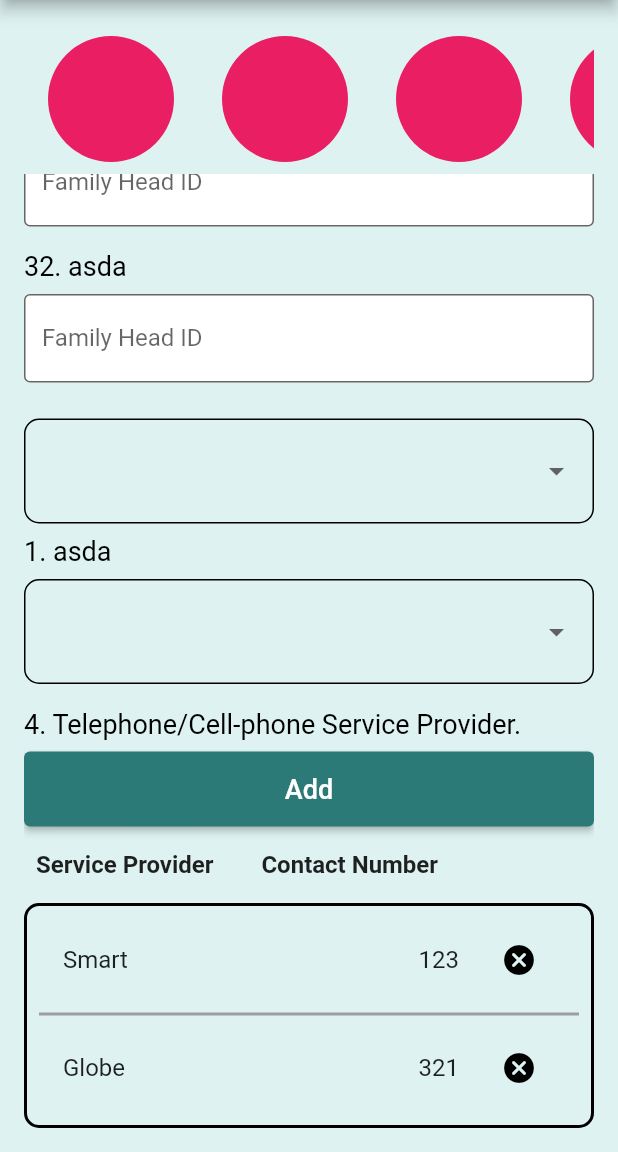
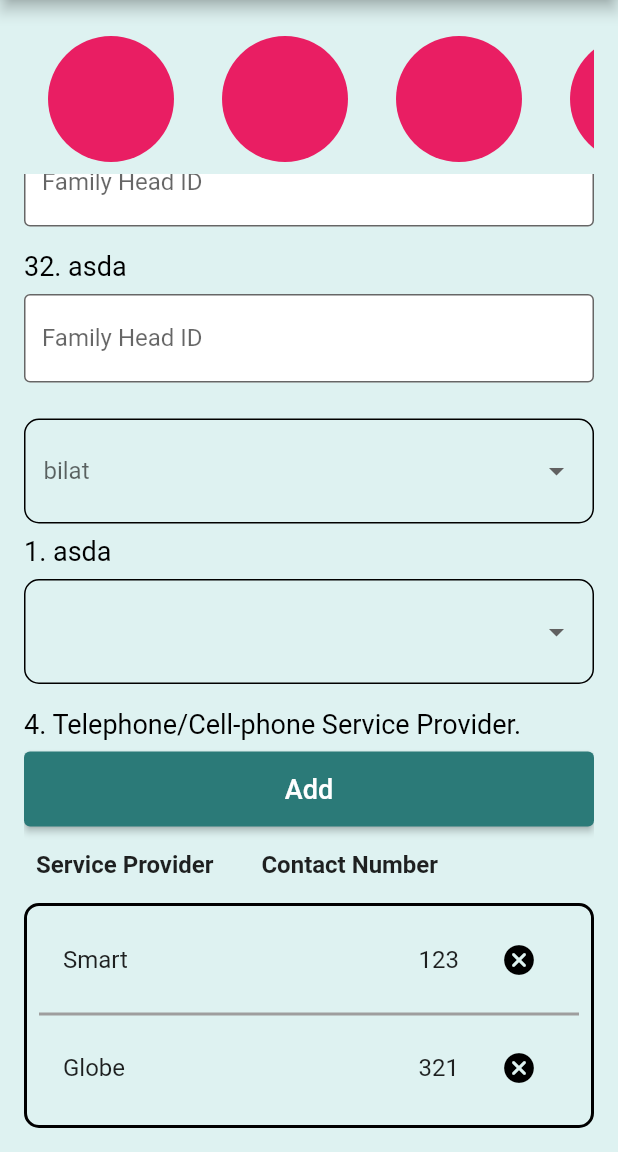
Before and after one commit to marklouis123/bmis_final, a Flutter app: the screen it shows after launch, scrolled down 50 dp, on a phone screen of 412 x 824 dp, the part 84-1236 px from its top. Run offline on Flutter 3.47's test engine with Material 2 defaults, Android fonts, the phone set to English and light mode, and no system bars.

Commit message:
testing hintText in a dropdownbutton

```diff
--- a/lib/screens/testing_screen.dart
+++ b/lib/screens/testing_screen.dart
@@ -79,10 +79,12 @@ class _TestingScreenState extends State<TestingScreen> {
                     ),
                     const FieldWidget(
                       question: '',
+                      hintText: 'bilat',
                       options: ['1', '2'],
                     ),
                     const FieldWidget(
                       question: '1. asda',
+                      hintText: '',
                       options: ['1', '2'],
                     ),
                     AddContactNumberWidget(
--- a/lib/widgets/field_widget.dart
+++ b/lib/widgets/field_widget.dart
@@ -71,6 +71,7 @@ class _FieldWidgetState extends State<FieldWidget> {
             child: DropdownButton<String>(
               isExpanded: true,
               itemHeight: 60,
+              hint:Text(widget.hintText!),
               value: optionValue,
               onChanged: (value) {
                 setState(() {
```
